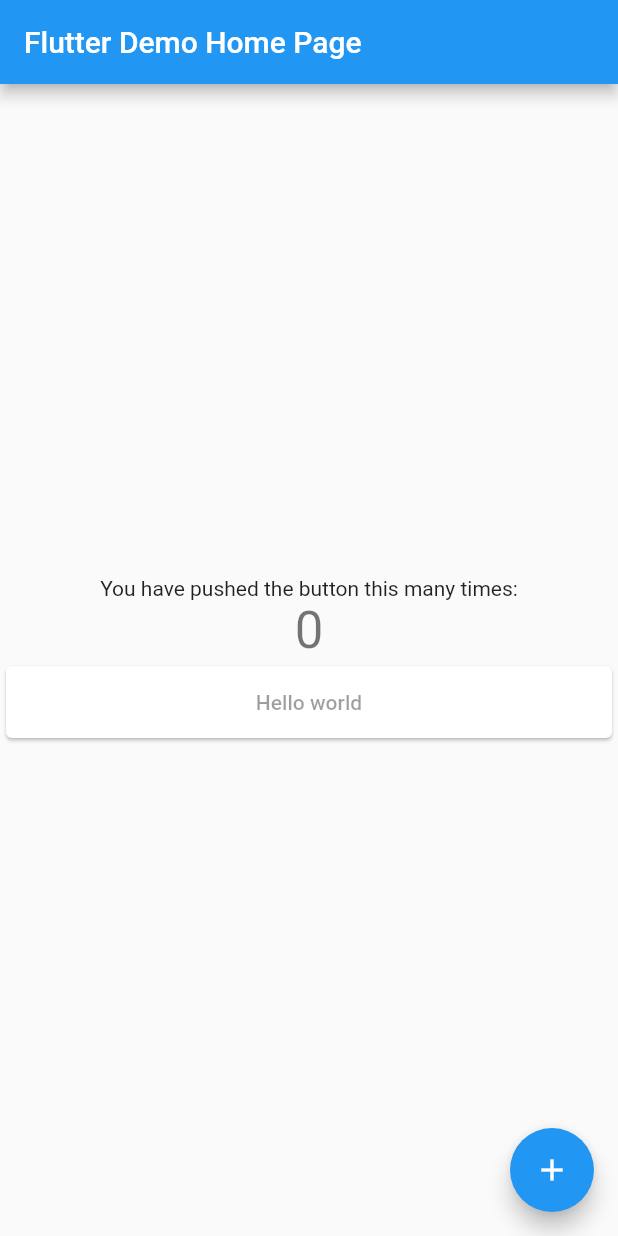
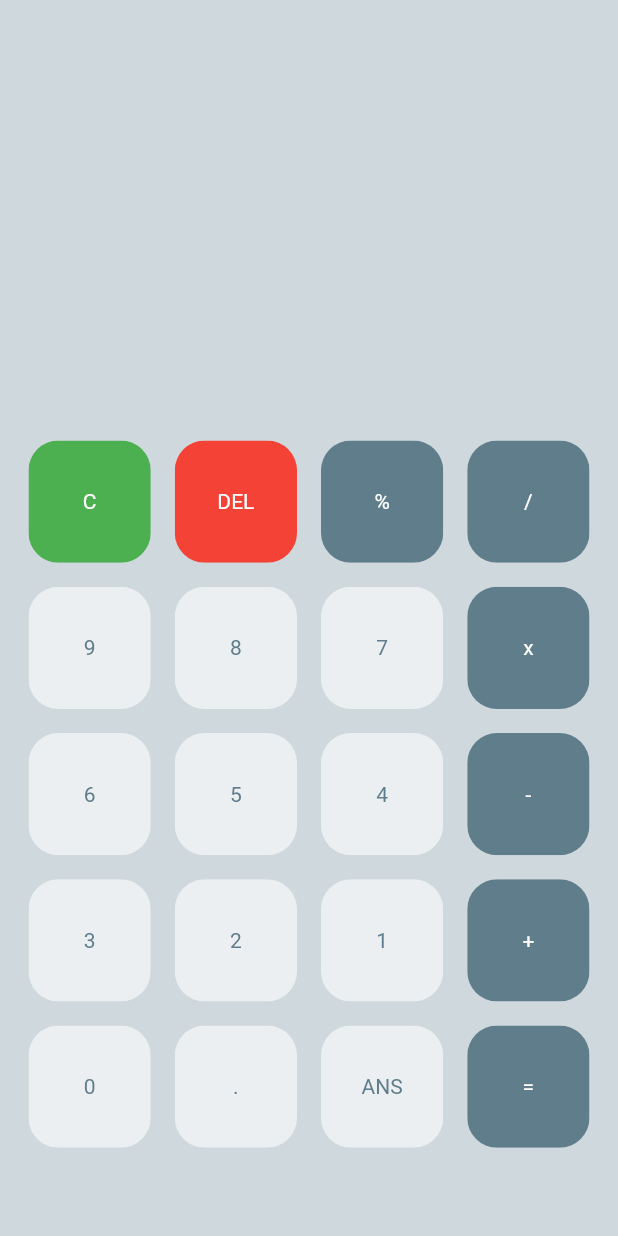
Before and after one commit to Code-Dev-Challenge/Calculator, a Flutter app: the screen it shows after launch, on a phone screen of 412 x 824 dp. Run offline on Flutter 3.47's test engine with Material 2 defaults, Android fonts, the phone set to English and light mode, and no system bars; missing offline and left inert: dart:ffi.

Commit message:
feat: Calculator UI
Gumawa ako ng UI ng Calculator

```diff
--- /dev/null
+++ b/lib/buttons.dart
@@ -0,0 +1,28 @@
+import 'package:flutter/material.dart';
+
+class MyButtons extends StatelessWidget {
+  final color;
+  final textColor;
+  final String buttonText;
+
+  MyButtons({this.color, this.textColor, this.buttonText});
+
+  @override
+  Widget build(BuildContext context) {
+    return Padding(
+      padding: const EdgeInsets.all(8.0),
+      child: ClipRRect(
+        borderRadius: BorderRadius.circular(20),
+        child: Container(
+          color: color,
+          child: Center(
+            child: Text(
+              buttonText,
+              style: TextStyle(color: textColor),
+            ),
+          ),
+        ),
+      ),
+    );
+  }
+}
--- a/lib/main.dart
+++ b/lib/main.dart
@@ -1,23 +1,16 @@
+import 'dart:ffi';
+
+import 'package:calculator/buttons.dart';
 import 'package:flutter/material.dart';
 
 void main() => runApp(MyApp());
 
 class MyApp extends StatelessWidget {
-  // This widget is the root of your application.
   @override
   Widget build(BuildContext context) {
     return MaterialApp(
       title: 'Flutter Demo',
       theme: ThemeData(
-        // This is the theme of your application.
-        //
-        // Try running your application with "flutter run". You'll see the
-        // application has a blue toolbar. Then, without quitting the app, try
-        // changing the primarySwatch below to Colors.green and then invoke
-        // "hot reload" (press "r" in the console where you ran "flutter run",
-        // or simply save your changes to "hot reload" in a Flutter IDE).
-        // Notice that the counter didn't reset back to zero; the application
-        // is not restarted.
         primarySwatch: Colors.blue,
       ),
       home: MyHomePage(title: 'Flutter Demo Home Page'),
@@ -27,15 +20,6 @@ class MyApp extends StatelessWidget {
 
 class MyHomePage extends StatefulWidget {
   MyHomePage({Key key, this.title}) : super(key: key);
-
-  // This widget is the home page of your application. It is stateful, meaning
-  // that it has a State object (defined below) that contains fields that affect
-  // how it looks.
-
-  // This class is the configuration for the state. It holds the values (in this
-  // case the title) provided by the parent (in this case the App widget) and
-  // used by the build method of the State. Fields in a Widget subclass are
-  // always marked "final".
 
   final String title;
 
@@ -48,74 +32,98 @@ class _MyHomePageState extends State<MyHomePage> {
 
   void _incrementCounter() {
     setState(() {
-      // This call to setState tells the Flutter framework that something has
-      // changed in this State, which causes it to rerun the build method below
-      // so that the display can reflect the updated values. If we changed
-      // _counter without calling setState(), then the build method would not be
-      // called again, and so nothing would appear to happen.
       _counter++;
     });
   }
 
+
+
+
+  final List<String> buttons = [
+    'C',
+    'DEL',
+    '%',
+    '/',
+    '9',
+    '8',
+    '7',
+    'x',
+    '6',
+    '5',
+    '4',
+    '-',
+    '3',
+    '2',
+    '1',
+    '+',
+    '0',
+    '.',
+    'ANS',
+    '=',
+  ];
+
+
+
   @override
   Widget build(BuildContext context) {
-    // This method is rerun every time setState is called, for instance as done
-    // by the _incrementCounter method above.
-    //
-    // The Flutter framework has been optimized to make rerunning build methods
-    // fast, so that you can just rebuild anything that needs updating rather
-    // than having to individually change instances of widgets.
+
+
+
     return Scaffold(
-      appBar: AppBar(
-        // Here we take the value from the MyHomePage object that was created by
-        // the App.build method, and use it to set our appbar title.
-        title: Text(widget.title),
-      ),
-      body: Center(
-        // Center is a layout widget. It takes a single child and positions it
-        // in the middle of the parent.
-        child: Column(
-          // Column is also a layout widget. It takes a list of children and
-          // arranges them vertically. By default, it sizes itself to fit its
-          // children horizontally, and tries to be as tall as its parent.
-          //
-          // Invoke "debug painting" (press "p" in the console, choose the
-          // "Toggle Debug Paint" action from the Flutter Inspector in Android
-          // Studio, or the "Toggle Debug Paint" command in Visual Studio Code)
-          // to see the wireframe for each widget.
-          //
-          // Column has various properties to control how it sizes itself and
-          // how it positions its children. Here we use mainAxisAlignment to
-          // center the children vertically; the main axis here is the vertical
-          // axis because Columns are vertical (the cross axis would be
-          // horizontal).
-          mainAxisAlignment: MainAxisAlignment.center,
-          children: <Widget>[
-            Text(
-              'You have pushed the button this many times:',
-            ),
-            Text(
-              '$_counter',
-              style: Theme.of(context).textTheme.display1,
-            ),
-            Card(
-              child: FlatButton(
-                onPressed: null,
-                child: Container(
-                  child: Center(
-                    child: Text('Hello world'),
-                  ),
-                )
+      backgroundColor: Colors.blueGrey.shade100,
+      body: Column(
+        children: <Widget>[
+          Expanded(
+            child: Container(),
+          ),
+          Expanded(
+            flex: 2,
+            child: Container(
+              child: Center(
+                child: GridView.builder(
+                  padding: EdgeInsets.all(11.0),
+                    itemCount: buttons.length,
+                    gridDelegate: SliverGridDelegateWithFixedCrossAxisCount(
+                        crossAxisCount: 4),
+                    itemBuilder: (BuildContext context, int index) {
+                      if( index ==0 ){
+                        return MyButtons(
+                        buttonText: buttons[index],
+                        color:  Colors.green,
+                        textColor: Colors.white
+                        );
+                      }
+                      else if( index == 1){
+                        return MyButtons(
+                        buttonText: buttons[index],
+                        color:  Colors.red,
+                        textColor: Colors.white
+                        );
+                      }
+                      else{
+                        return MyButtons(
+                        buttonText: buttons[index],
+                        color: isOperator(buttons[index]) ? Colors.blueGrey : Colors.blueGrey[50],
+                        textColor:isOperator(buttons[index]) ? Colors.white : Colors.blueGrey,
+                      );
+                      }
+                    }),
               ),
             ),
-          ],
-        ),
+          ),
+        ],
       ),
-      floatingActionButton: FloatingActionButton(
-        onPressed: _incrementCounter,
-        tooltip: 'Increment',
-        child: Icon(Icons.add),
-      ), // This trailing comma makes auto-formatting nicer for build methods.
     );
+
+
+    }
+    bool isOperator(String x){
+      if(x == '%' || x == '/' ||x == 'x' ||x == '-' ||x == '+' ||x == '=' ){
+        return true;
+      }
+      else{
+        return false;
+      };
+
   }
 }
```
